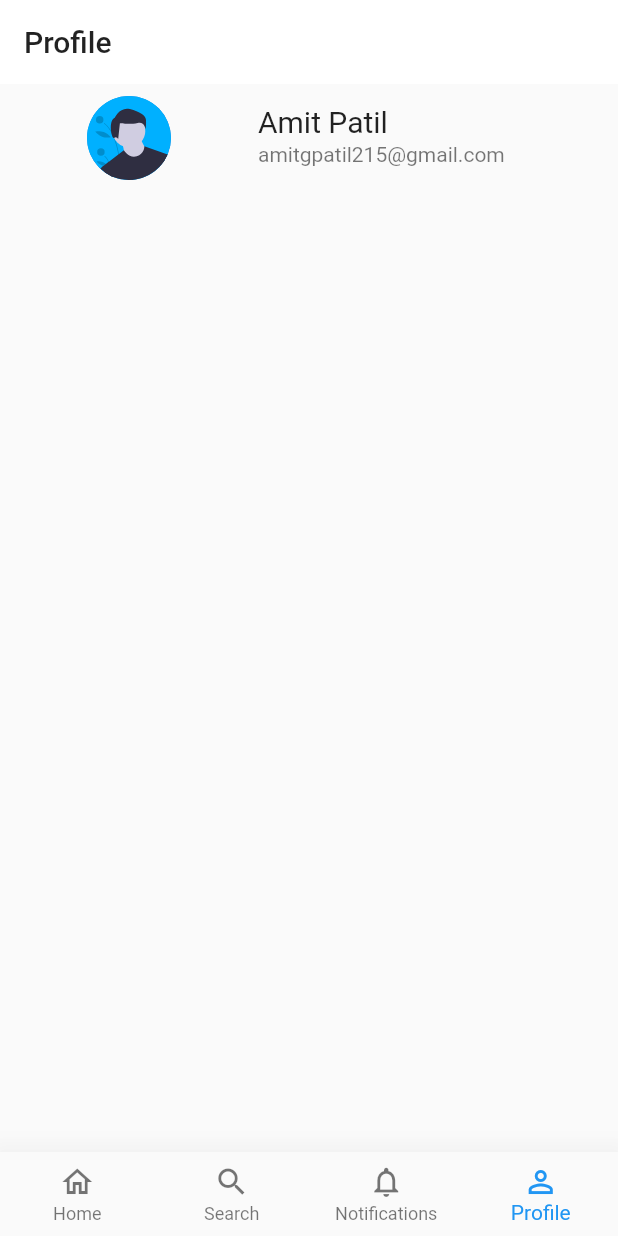
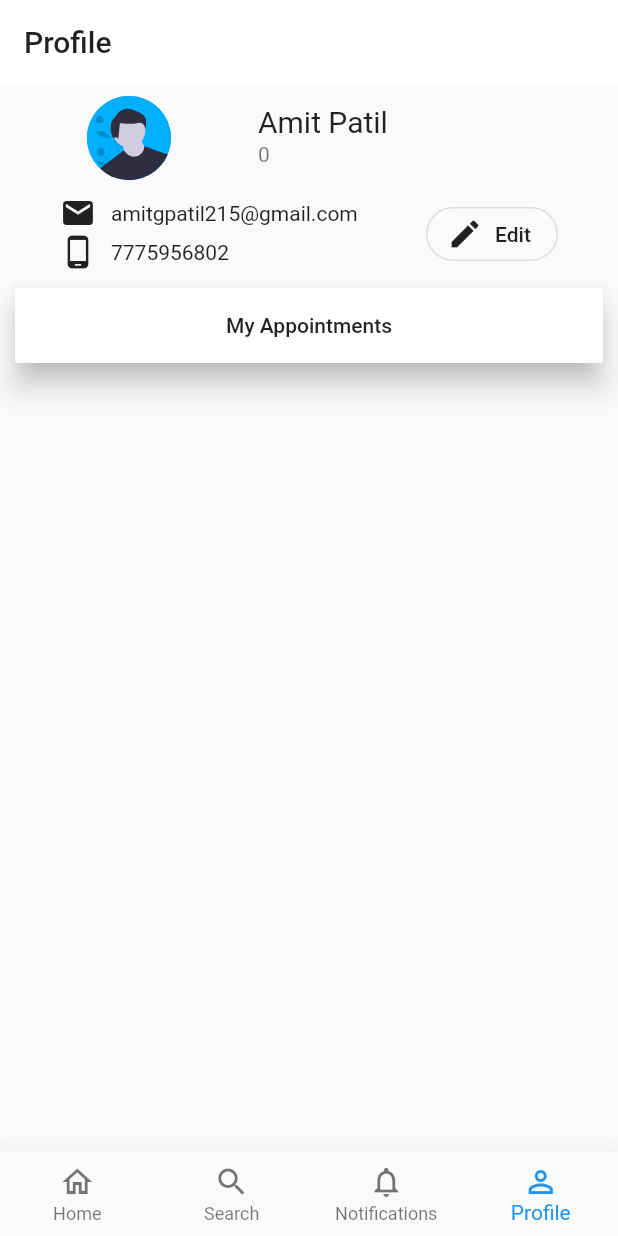
Before and after one commit to Amitpatil215/Interviewee, a Flutter app: the screen it shows after launch, item 4 of the bottom bar chosen, on a phone screen of 412 x 824 dp. Run offline on Flutter 3.47's test engine with Material 2 defaults, Android fonts, the phone set to English and light mode, and no system bars; our stand-ins replace flutter_screenutil, flutter_svg, get.

Commit message:
added appointemnt screen

```diff
--- a/lib/Controller/Interviwee_controller.dart
+++ b/lib/Controller/Interviwee_controller.dart
@@ -6,5 +6,7 @@ class InterviweeController extends GetxController {
   final interviwee = Interviewee(
     name: 'Amit Patil',
     email: 'amitgpatil215@gmail.com',
+    phone: 7775956802,
+    mockCount: 0,
   ).obs;
 }
--- a/lib/Model/Interviewee.dart
+++ b/lib/Model/Interviewee.dart
@@ -1,9 +1,49 @@
 class Interviewee {
-  String name;
-  String email;
+  final String id;
+  final String name;
+  final String email;
+  final int phone;
+  final String profileImageUrl;
+  final String gender;
+  final DateTime? dob;
+  final String about;
+  final String institution;
+  final String degree;
+  final int inWhichYear;
+  final String applyingFor1;
+  final String jobProfileUrl1;
+  final String applyingFor2;
+  final String jobProfileUrl2;
+  final String applyingFor3;
+  final String jobProfileUrl3;
+  final String resumeUrl;
+  final String github;
+  final String linkedin;
+  final String portfolioWebsite;
+  final int mockCount;
 
   Interviewee({
+    this.id = 'ID',
     this.name = 'Name',
     this.email = 'Email',
+    this.phone = 0,
+    this.gender = 'male',
+    this.dob,
+    this.profileImageUrl = 'assets/images/male.svg',
+    this.about = 'About yourself',
+    this.institution = 'Institution Name',
+    this.degree = 'Degree',
+    this.inWhichYear = 1,
+    this.applyingFor1 = 'Company 1',
+    this.applyingFor2 = 'Company 2',
+    this.applyingFor3 = 'Company 3',
+    this.jobProfileUrl1 = 'Job Profile URL 1',
+    this.jobProfileUrl2 = 'Job Profile URL 2',
+    this.jobProfileUrl3 = 'Job Profile URL 3',
+    this.resumeUrl = 'Resume URL',
+    this.github = 'Github URL',
+    this.linkedin = 'Linkdin URL',
+    this.portfolioWebsite = 'Portfolio Website URL',
+    this.mockCount = 0,
   });
 }
--- a/lib/Model/Interviewer.dart
+++ b/lib/Model/Interviewer.dart
@@ -0,0 +1,35 @@
+class Interviewee {
+  final String id;
+  final String name;
+  final String email;
+  final int phone;
+  final String profileImageUrl;
+  final String gender;
+  final DateTime? dob;
+  final String about;
+  final String institution;
+  final String degree;
+  final String workingAt;
+  final String workingJobProfile;
+  final String linkedin;
+  final int mockCount;
+  final double rating;
+
+  Interviewee({
+    this.id = 'ID',
+    this.name = 'Name',
+    this.email = 'Email',
+    this.phone = 0,
+    this.gender = 'male',
+    this.dob,
+    this.profileImageUrl = 'assets/images/male.svg',
+    this.about = 'About yourself',
+    this.institution = 'Institution Name',
+    this.degree = 'Degree',
+    this.workingAt = 'Working Corp Name',
+    this.workingJobProfile = 'Job Profile',
+    this.linkedin = 'Linkdin URL',
+    this.mockCount = 0,
+    this.rating = 5.0,
+  });
+}
--- a/lib/Screen/ProfileTab/profile_tab_screen.dart
+++ b/lib/Screen/ProfileTab/profile_tab_screen.dart
@@ -1,5 +1,7 @@
 import 'package:flutter/material.dart';
-import '../../Screen/ProfileTab/widget/profile_pic_name_email.dart';
+import '../../Screen/ProfileTab/widget/email_phone_edit.dart';
+import 'widget/my_appointment_button.dart';
+import 'widget/profile_pic_name_level.dart';
 
 class ProfileTabScreen extends StatelessWidget {
   @override
@@ -8,7 +10,13 @@ class ProfileTabScreen extends StatelessWidget {
       appBar: AppBar(
         title: Text('Profile', style: Theme.of(context).textTheme.headline6),
       ),
-      body: ProfilePicNameEmail(),
+      body: Column(
+        children: [
+          ProfilePicNameLevel(),
+          EmailPhoneEdit(),
+          MyAppointmnetButton(),
+        ],
+      ),
     );
   }
 }
--- /dev/null
+++ b/lib/Screen/ProfileTab/widget/email_phone_edit.dart
@@ -0,0 +1,59 @@
+import 'package:flutter/material.dart';
+// ignore: import_of_legacy_library_into_null_safe
+import 'package:get/get.dart';
+import 'package:interviewee/Controller/Interviwee_controller.dart';
+
+class EmailPhoneEdit extends StatelessWidget {
+  final InterviweeController _intervieweeController =
+      Get.put(InterviweeController());
+  @override
+  Widget build(BuildContext context) {
+    final String _email = _intervieweeController.interviwee.value.email;
+    final int _phone = _intervieweeController.interviwee.value.phone;
+
+    return Container(
+      margin: EdgeInsets.symmetric(vertical: 2, horizontal: 40),
+      child: Row(
+        mainAxisAlignment: MainAxisAlignment.spaceBetween,
+        crossAxisAlignment: CrossAxisAlignment.end,
+        children: [
+          Column(
+            mainAxisAlignment: MainAxisAlignment.start,
+            crossAxisAlignment: CrossAxisAlignment.start,
+            children: [
+              Row(
+                children: [
+                  Icon(Icons.email),
+                  SizedBox(
+                    width: 10,
+                  ),
+                  Text(_email)
+                ],
+              ),
+              SizedBox(
+                height: 2,
+              ),
+              Row(
+                children: [
+                  Icon(Icons.phone_android),
+                  SizedBox(
+                    width: 10,
+                  ),
+                  Text(_phone.toString()),
+                ],
+              ),
+            ],
+          ),
+          OutlineButton.icon(
+            icon: Icon(Icons.edit),
+            label: Text("Edit"),
+            shape: RoundedRectangleBorder(
+              borderRadius: BorderRadius.circular(20),
+            ),
+            onPressed: () {},
+          )
+        ],
+      ),
+    );
+  }
+}
--- /dev/null
+++ b/lib/Screen/ProfileTab/widget/my_appointment_button.dart
@@ -0,0 +1,29 @@
+import 'package:flutter/material.dart';
+import 'package:interviewee/Screen/MyAppointment/my_appointment_screen.dart';
+
+class MyAppointmnetButton extends StatelessWidget {
+  @override
+  Widget build(BuildContext context) {
+    return Container(
+      margin: EdgeInsets.symmetric(
+        horizontal: 10,
+        vertical: 10,
+      ),
+      child: RaisedButton(
+        child: Container(
+          margin: EdgeInsets.symmetric(
+            horizontal: 10,
+          ),
+          height: 50,
+          width: double.infinity,
+          child: Center(child: Text("My Appointments")),
+        ),
+        color: Colors.white,
+        elevation: 8,
+        onPressed: () {
+          Navigator.of(context).pushNamed(AppointmentScreen.routName);
+        },
+      ),
+    );
+  }
+}
--- a/lib/Screen/ProfileTab/widget/profile_pic_name_email.dart
+++ b/lib/Screen/ProfileTab/widget/profile_pic_name_level.dart
@@ -4,13 +4,15 @@ import 'package:flutter_svg/svg.dart';
 import 'package:get/get.dart';
 import 'package:interviewee/Controller/Interviwee_controller.dart';
 
-class ProfilePicNameEmail extends StatelessWidget {
+class ProfilePicNameLevel extends StatelessWidget {
+  final InterviweeController _intervieweeController =
+      Get.put(InterviweeController());
   @override
   Widget build(BuildContext context) {
-    final InterviweeController _intervieweeController =
-        Get.put(InterviweeController());
     final String _name = _intervieweeController.interviwee.value.name;
-    final String _email = _intervieweeController.interviwee.value.email;
+    final int _mockCount = _intervieweeController.interviwee.value.mockCount;
+    final String _profImageUrl =
+        _intervieweeController.interviwee.value.profileImageUrl;
     return ListTile(
       leading: CircleAvatar(
         maxRadius: 70,
@@ -18,7 +20,7 @@ class ProfilePicNameEmail extends StatelessWidget {
           tag: "ProfileHeroKey",
           child: ClipOval(
             child: SvgPicture.asset(
-              "assets/images/male.svg",
+              _profImageUrl,
             ),
           ),
         ),
@@ -30,7 +32,7 @@ class ProfilePicNameEmail extends StatelessWidget {
         ),
       ),
       subtitle: Text(
-        _email,
+        _mockCount.toString(),
       ),
     );
   }
--- a/lib/Theme/theme_data.dart
+++ b/lib/Theme/theme_data.dart
@@ -5,6 +5,7 @@ ThemeData themeData = ThemeData(
   appBarTheme: AppBarTheme(
     color: Colors.white,
     titleTextStyle: TextStyle(color: Colors.black),
+    iconTheme: IconThemeData(color: Colors.black),
     brightness: Brightness.light,
     elevation: 0,
   ),
--- a/lib/main.dart
+++ b/lib/main.dart
@@ -1,4 +1,7 @@
 import 'package:flutter/material.dart';
+// ignore: import_of_legacy_library_into_null_safe
+import 'package:flutter_screenutil/screenutil.dart';
+import './Constants/routs.dart';
 import '././Screen/Home/home_screen.dart';
 import './Theme/theme_data.dart';
 
@@ -13,7 +16,16 @@ class MyApp extends StatelessWidget {
       title: 'Interviewee',
       debugShowCheckedModeBanner: false,
       theme: themeData,
-      home: HomeScreen(),
+      home: StreamBuilder<Object>(
+          stream: null,
+          builder: (context, snapshot) {
+            ScreenUtil.init(BoxConstraints(
+              maxWidth: MediaQuery.of(context).size.width,
+              maxHeight: MediaQuery.of(context).size.height,
+            ));
+            return HomeScreen();
+          }),
+      routes: RouteTable,
     );
   }
 }
--- a/pubspec.yaml
+++ b/pubspec.yaml
@@ -25,6 +25,7 @@ dependencies:
     sdk: flutter
   flutter_svg: ^0.20.0-nullsafety.3
   get: ^3.24.0
+  flutter_screenutil: ^4.0.2+3
 
   # The following adds the Cupertino Icons font to your application.
   # Use with the CupertinoIcons class for iOS style icons.
```
Also changed, not shown: lib/Constants/routs.dart (added, +8 -0 lines), lib/Screen/MyAppointment/my_appointment_screen.dart (added, +26 -0 lines), lib/Screen/MyAppointment/widget/appoint_s_appointment_title.dart (added, +129 -0 lines), lib/Screen/MyAppointment/widget/appointment_tab_bar.dart (added, +12 -0 lines), pubspec.lock.
